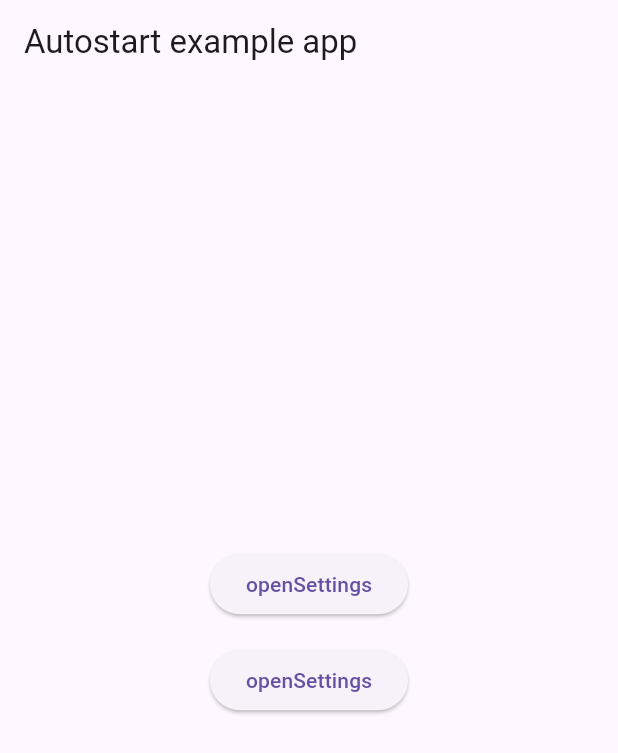
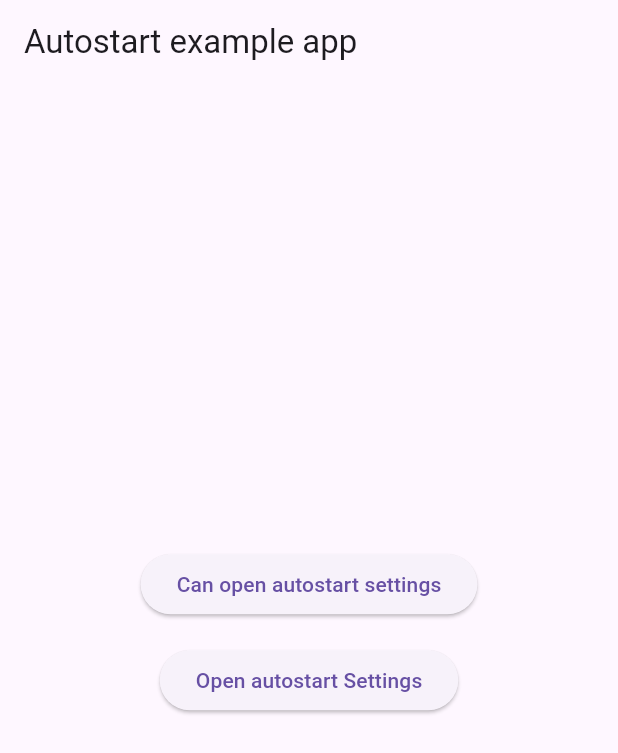
Before and after one commit to chris-wolf/autostart_settings, a Flutter app: the screen it shows after launch, on a phone screen of 412 x 824 dp. Shown: the top 753 px of the screen. Run offline on Flutter 3.47's test engine with Material 3 defaults, Android fonts, the phone set to English and light mode, and no system bars; our stand-ins replace plugin_platform_interface.

Commit message:
improved reame

```diff
--- a/example/lib/main.dart
+++ b/example/lib/main.dart
@@ -40,7 +40,7 @@ class _MyAppState extends State<MyApp> {
                         }
                       });
                     },
-                    child: const Text('openSettings')),
+                    child: const Text('Can open autostart settings')),
               ),
               Padding(
                 padding: const EdgeInsets.all(8.0),
@@ -52,7 +52,7 @@ class _MyAppState extends State<MyApp> {
                         _text = 'Settings opened: $opened';
                       });
                     },
-                    child: const Text('openSettings')),
+                    child: const Text('Open autostart Settings')),
               ),
               Padding(
                 padding: const EdgeInsets.all(8.0),
--- a/pubspec.yaml
+++ b/pubspec.yaml
@@ -1,6 +1,6 @@
 name: autostart_settings
 description: "Plugin to check if autostart settings is available for the device and opens the autostart settings"
-version: 0.0.2
+version: 0.0.3
 repository: https://github.com/chris-wolf/autostart_settings
 
 environment:
@@ -22,3 +22,7 @@ flutter:
       android:
         package: dev.cwolf.autostartSettings.autostart_settings
         pluginClass: AutostartSettingsPlugin
+
+screenshots:
+  - description: 'Xiaomi autostart settings'
+    path: example/screenshots/autostart_settings_xiaomi.png
```
Also changed, not shown: example/videos/autostart_settings_xiaomi.gif (added), 3 other files.
